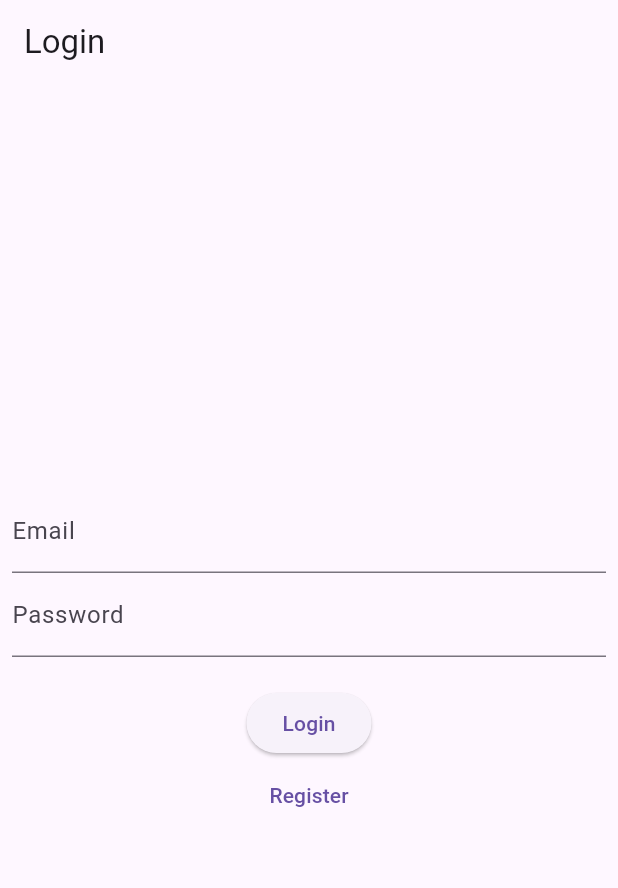
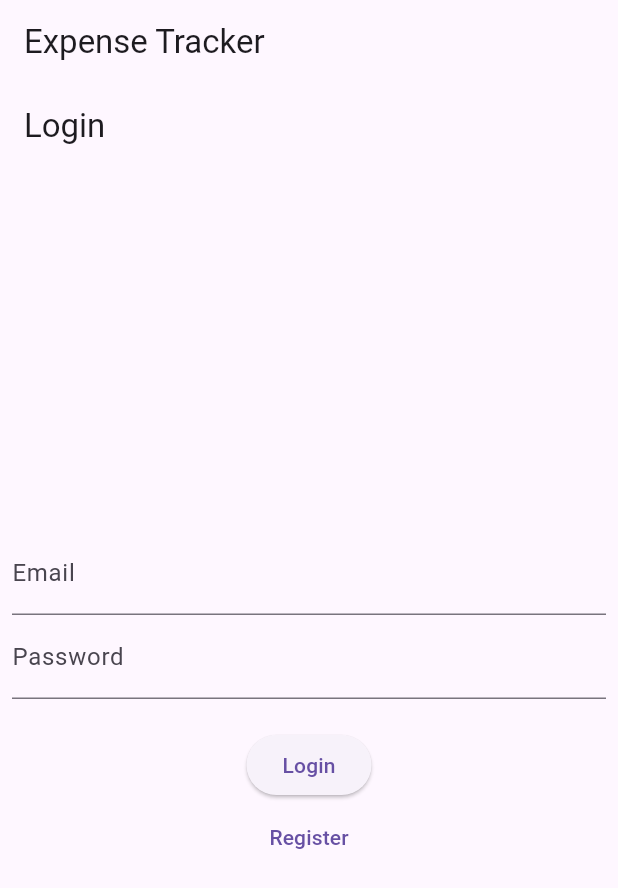
Before and after one commit to iamjnayem/expense_tracker, a Flutter app: the screen it shows after launch, on a phone screen of 412 x 824 dp. Shown: the top 888 px of the screen. Run offline on Flutter 3.47's test engine with Material 3 defaults, Android fonts, the phone set to English and light mode, and no system bars; our stand-ins replace sqflite; accounts and stored records are empty.

Commit message:
work in progress

```diff
--- a/lib/login_page.dart
+++ b/lib/login_page.dart
@@ -10,7 +10,7 @@ class LoginPage extends StatelessWidget {
   @override
   Widget build(BuildContext context) {
     return Scaffold(
-      appBar: AppBar(title: Text('Login')),
+      appBar: AppBar(title: const Text('Login')),
       body: Padding(
         padding: const EdgeInsets.all(8.0),
         child: Column(
@@ -18,23 +18,23 @@ class LoginPage extends StatelessWidget {
           children: [
             TextField(
               controller: _emailController,
-              decoration: InputDecoration(labelText: 'Email'),
+              decoration: const InputDecoration(labelText: 'Email'),
             ),
             TextField(
               controller: _passwordController,
-              decoration: InputDecoration(labelText: 'Password'),
+              decoration: const InputDecoration(labelText: 'Password'),
               obscureText: true,
             ),
-            SizedBox(height: 20),
+            const SizedBox(height: 20),
             ElevatedButton(
               onPressed: () {
-                // Implement login logic
+                // have to implement login logic
                 Navigator.pushReplacement(
                   context,
                   MaterialPageRoute(builder: (context) => MainPage()),
                 );
               },
-              child: Text('Login'),
+              child: const Text('Login'),
             ),
             TextButton(
               onPressed: () {
@@ -43,7 +43,7 @@ class LoginPage extends StatelessWidget {
                   MaterialPageRoute(builder: (context) => RegisterPage()),
                 );
               },
-              child: Text('Register'),
+              child: const Text('Register'),
             ),
           ],
         ),
--- a/lib/main.dart
+++ b/lib/main.dart
@@ -8,6 +8,8 @@ import 'login_page.dart';
 void main() => runApp(ExpenseTrackerApp());
 
 class ExpenseTrackerApp extends StatelessWidget {
+  const ExpenseTrackerApp({super.key});
+
   @override
   Widget build(BuildContext context) {
     return MaterialApp(
@@ -15,7 +17,13 @@ class ExpenseTrackerApp extends StatelessWidget {
       theme: ThemeData(
         primarySwatch: Colors.blue,
       ),
-      home: LoginPage(), // Start with the login page
+      home: Scaffold(
+        backgroundColor: const Color.fromARGB(255, 134, 189, 149),
+        appBar: AppBar(
+          title: const Text('Expense Tracker'),
+        ),
+        body: LoginPage(),
+      ),
     );
   }
 }
--- a/lib/main_page.dart
+++ b/lib/main_page.dart
@@ -65,6 +65,8 @@ class _MainPageState extends State<MainPage> {
       ),
       body: _widgetOptions.elementAt(_selectedIndex),
       bottomNavigationBar: BottomNavigationBar(
+        selectedItemColor: Colors.red,
+        unselectedItemColor: Colors.blue,
         items: const <BottomNavigationBarItem>[
           BottomNavigationBarItem(
             icon: Icon(Icons.home),
```
